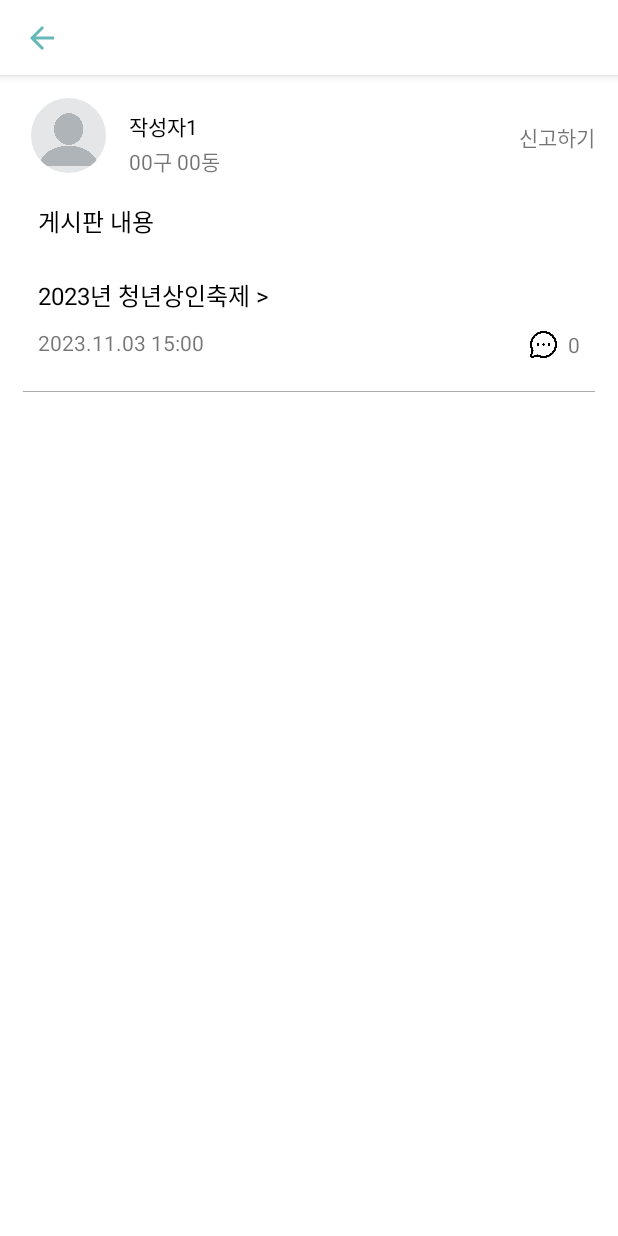
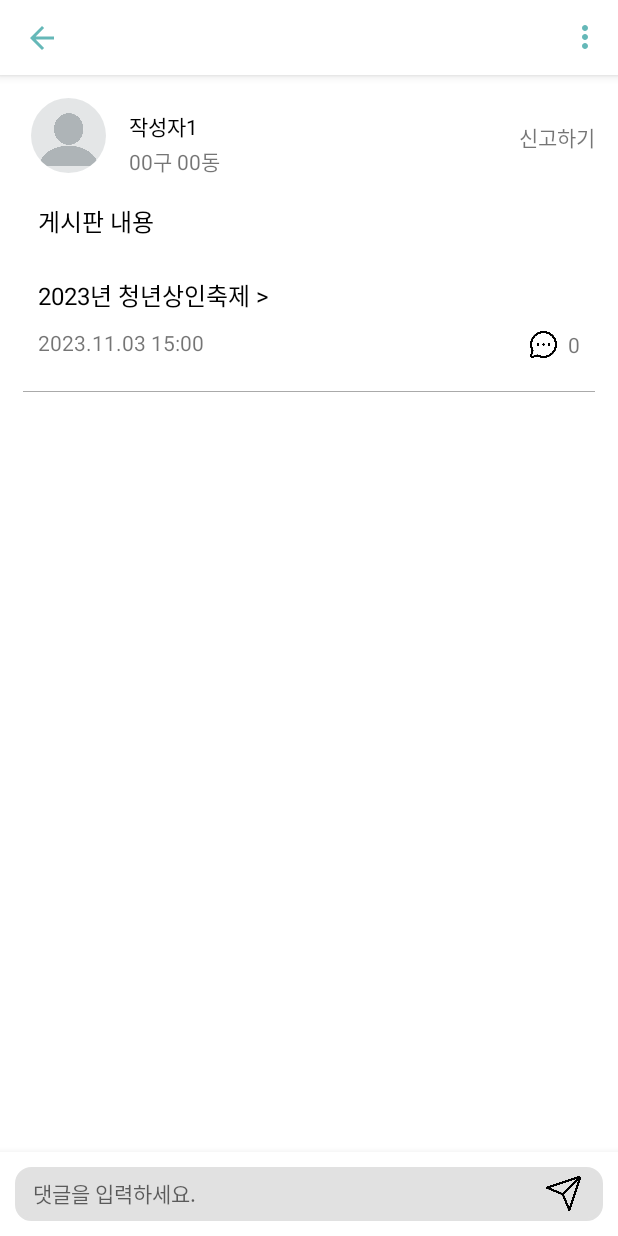
Before and after one commit to 2023-2-software-engineering/front-end, an Android app: the BoardDetailActivity screen opened directly, with no data from a screen before it, on a phone screen of 412 x 824 dp. Run offline under Robolectric (Android 15) with nearby library versions, the phone set to English and light mode, and no system bars; our stand-ins replace CircleImageView.

Commit message:
댓글 작성 서버 연결

```diff
--- a/app/src/main/java/com/example/festival/ApiService.kt
+++ b/app/src/main/java/com/example/festival/ApiService.kt
@@ -22,3 +22,21 @@ interface BoardDetailService {  // 게시판 상세
     @GET("partner/{partnerId}")
     fun getBoard(@Path("partnerId") boardId: Int): Call<Board>
 }
+
+interface DeleteBoardService {  // 게시판 삭제
+    @DELETE("partner/{partnerId}")
+    fun deleteBoardData(@Path("partnerId") boardId: Int): Call<Void>
+}
+
+interface CommentService {  // 게시판 댓글 작성
+    @POST("comment/{partnerId}")
+    fun sendComment(
+        @Path("partnerId") partnerId: Int, @Header("Authorization") authToken: String,
+        @Body comment: Comment
+    ): Call<Void>
+}
+
+interface CommentListService { // 일기 댓글 조회
+    @GET("comment/{partnerId}")
+    fun getCommentListData(@Path("partnerId") partnerId: Int): Call<List<CommentListResponse>>
+}
--- a/app/src/main/java/com/example/festival/BoardDetailActivity.kt
+++ b/app/src/main/java/com/example/festival/BoardDetailActivity.kt
@@ -1,12 +1,22 @@
 package com.example.festival
 
+import android.content.Context
+import android.content.Intent
 import androidx.appcompat.app.AppCompatActivity
 import android.os.Bundle
+import android.util.Log
+import android.view.Menu
+import android.view.MenuItem
+import androidx.recyclerview.widget.LinearLayoutManager
+import androidx.recyclerview.widget.RecyclerView
 import com.example.festival.databinding.ActivityBoardDetailBinding
-import com.example.festival.databinding.ActivityFestivalDetailBinding
 
 class BoardDetailActivity : AppCompatActivity() {
     private lateinit var binding: ActivityBoardDetailBinding
+    private var boardId = -1 // 현재 게시판 ID를 담는 변수
+    private lateinit var commentAdapter: CommentAdapter
+    private lateinit var recyclerView: RecyclerView
+    private var authToken: String ?= "" // 로그인 토큰
 
     override fun onCreate(savedInstanceState: Bundle?) {
         super.onCreate(savedInstanceState)
@@ -16,5 +26,81 @@ class BoardDetailActivity : AppCompatActivity() {
         setSupportActionBar(binding.toolbar)
         supportActionBar?.title = ""
         supportActionBar?.setDisplayHomeAsUpEnabled(true)  //툴바에 뒤로 가기 버튼 추가
+
+        recyclerView = binding.commentRecyclerView
+
+        val layoutManager = LinearLayoutManager(this)
+        binding.commentRecyclerView.layoutManager = layoutManager
+
+        commentAdapter = CommentAdapter(emptyList()) // 초기에 빈 목록으로 어댑터 설정
+        recyclerView.adapter = commentAdapter // 리사이클러뷰에 어댑터 설정
+
+        loadCommentList() // 댓글 목록 불러오기
+
+        // 저장된 토큰 읽어오기
+        val sharedPreferences = getSharedPreferences("my_token", Context.MODE_PRIVATE)
+        authToken = sharedPreferences.getString("auth_token", null)
+
+        // 댓글 전송하기 클릭 시
+        binding.addCommentBtn.setOnClickListener {
+            val commentText = binding.addCommentText.text.toString() //댓글 텍스트
+            val commentData = Comment(commentText)
+            if (authToken != null) {
+                CommentManager.sendCommentToServer(boardId, authToken!!, commentData) { isSuccess ->
+                    if (isSuccess) {
+                        binding.addCommentText.text.clear() // 댓글 전송 후 텍스트 초기화
+
+                        loadCommentList() // 댓글 리스트 업데이트
+                    }
+                }
+            }
+        }
+    }
+
+    private fun loadCommentList() {  // 서버에서 댓글 리스트 불러오기
+        CommentManager.getCommentListData(
+            boardId,
+            onSuccess = { commentListResponse ->
+                val comment = commentListResponse.map { it }
+                commentAdapter.updateData(comment)
+            },
+            onError = { throwable ->
+                Log.e("서버 테스트3", "오류: $throwable")
+            }
+        )
+    }
+
+    override fun onCreateOptionsMenu(menu: Menu): Boolean {
+        menuInflater.inflate(R.menu.detail_admin_menu, menu)
+        return true
+    }
+
+    override fun onOptionsItemSelected(item: MenuItem): Boolean {
+        when (item.itemId) {
+            android.R.id.home -> { // 뒤로 가기 버튼 클릭 시
+                finish() // 현재 액티비티 종료
+                return true
+            }
+            R.id.mod_menu -> { //수정하기 버튼 클릭 시
+                val intent = Intent(this, AddBoardActivity::class.java)
+                // 수정하는 것임을 알림
+//                intent.putExtra("new_board", 0)
+//                intent.putExtra("board_id", boardId)
+//                boardModActivityResult.launch(intent)
+                return true
+            }
+            R.id.remove_menu -> { //삭제하기 버튼 클릭 시
+                BoardManager.deleteBoardFromServer(boardId)
+                finish() // 현재 일기 삭제 후, 액티비티 종료
+                return true
+            }
+            else -> return super.onOptionsItemSelected(item)
+        }
+    }
+
+    override fun onResume() {
+        super.onResume()
+
+        loadCommentList() // 댓글 리스트 업데이트
     }
 }
--- a/app/src/main/java/com/example/festival/MyApplication.kt
+++ b/app/src/main/java/com/example/festival/MyApplication.kt
@@ -21,8 +21,13 @@ class MyApplication {
     }
 
     val festivalService = retrofit.create(FestivalService::class.java)
+
     val boardService = retrofit.create(BoardService::class.java)
     val boardListService = retrofit.create(BoardListService::class.java)
     val boardDetailService = retrofit.create(BoardDetailService::class.java)
+    val deleteBoardService = retrofit.create(DeleteBoardService::class.java)
+
+    val commentService = retrofit.create(CommentService::class.java)
+    val commentListService = retrofit.create(CommentListService::class.java)
 
 }
--- /dev/null
+++ b/app/src/main/res/drawable/text_border_gray.xml
@@ -0,0 +1,21 @@
+<?xml version="1.0" encoding="utf-8"?>
+<selector xmlns:android="http://schemas.android.com/apk/res/android">
+
+    <!-- Default -->
+    <item>
+        <shape>
+            <solid android:color="#E1E1E1" />
+            <stroke
+                android:width="2dp"
+                android:color="#E1E1E1" />
+            <corners
+                android:radius="10dp" />
+            <padding
+                android:left="5dp"
+                android:top="1dp"
+                android:right="5dp"
+                android:bottom="1dp"/>
+        </shape>
+    </item>
+
+</selector>
--- a/app/src/main/res/layout/activity_board_detail.xml
+++ b/app/src/main/res/layout/activity_board_detail.xml
@@ -20,7 +20,7 @@
         app:layout_constraintEnd_toEndOf="parent"
         app:layout_constraintStart_toStartOf="parent"
         app:layout_constraintTop_toBottomOf="@id/toolbar"
-        app:layout_constraintBottom_toBottomOf="parent"
+        app:layout_constraintBottom_toTopOf="@id/bottom_menu"
         android:orientation="vertical"
         android:padding="15dp"
         android:layout_width="0dp"
@@ -156,4 +156,43 @@
 
     </LinearLayout>
 
+    <com.google.android.material.bottomnavigation.BottomNavigationView
+        android:id="@+id/bottom_menu"
+        android:layout_width="0dp"
+        android:layout_height="?attr/actionBarSize"
+        android:background="#FFFFFF"
+        android:padding="10dp"
+        app:labelVisibilityMode="unlabeled"
+        app:layout_constraintBottom_toBottomOf="parent"
+        app:layout_constraintEnd_toEndOf="parent"
+        app:layout_constraintStart_toStartOf="parent" >
+
+        <LinearLayout
+            android:layout_width="match_parent"
+            android:layout_height="wrap_content"
+            android:background="@drawable/text_border_gray"
+            android:orientation="horizontal" >
+
+            <EditText
+                android:id="@+id/add_comment_text"
+                android:layout_width="0dp"
+                android:layout_weight="1"
+                android:layout_height="wrap_content"
+                android:background="@android:color/transparent"
+                android:hint="댓글을 입력하세요."
+                android:padding="7dp"
+                android:textSize="14dp" />
+
+            <ImageView
+                android:id="@+id/add_comment_btn"
+                android:layout_width="23dp"
+                android:layout_height="23dp"
+                android:layout_gravity="center_vertical"
+                android:layout_marginRight="10dp"
+                android:src="@drawable/send_icon" />
+
+        </LinearLayout>
+
+    </com.google.android.material.bottomnavigation.BottomNavigationView>
+
 </androidx.constraintlayout.widget.ConstraintLayout>
--- /dev/null
+++ b/app/src/main/res/menu/detail_admin_menu.xml
@@ -0,0 +1,10 @@
+<?xml version="1.0" encoding="utf-8"?>
+<menu xmlns:app="http://schemas.android.com/apk/res-auto"
+    xmlns:android="http://schemas.android.com/apk/res/android">
+    <item
+        android:id="@+id/mod_menu"
+        android:title="수정하기"/>
+    <item
+        android:id="@+id/remove_menu"
+        android:title="삭제하기"/>
+</menu>
```
Also changed, not shown: app/src/main/java/com/example/festival/ApiManager.kt (+70 -1 lines), app/src/main/java/com/example/festival/CommentAdapter.kt (added, +76 -0 lines), app/src/main/java/com/example/festival/DataModel.kt (+25 -0 lines), app/src/main/res/drawable/send_icon.png (added).
